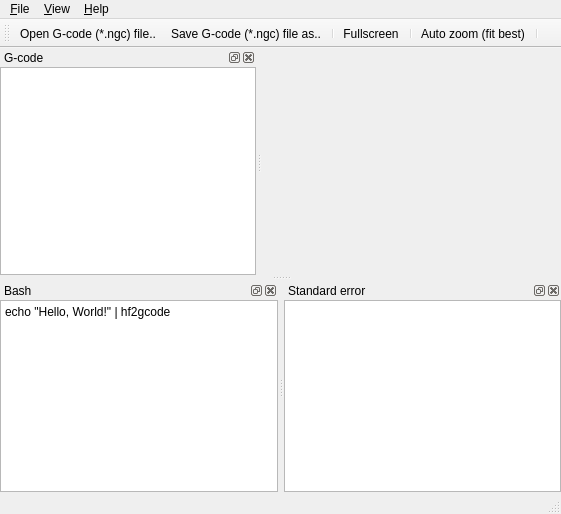
QGCoder/qgcoder, file mainwin.ui: the form before one commit.
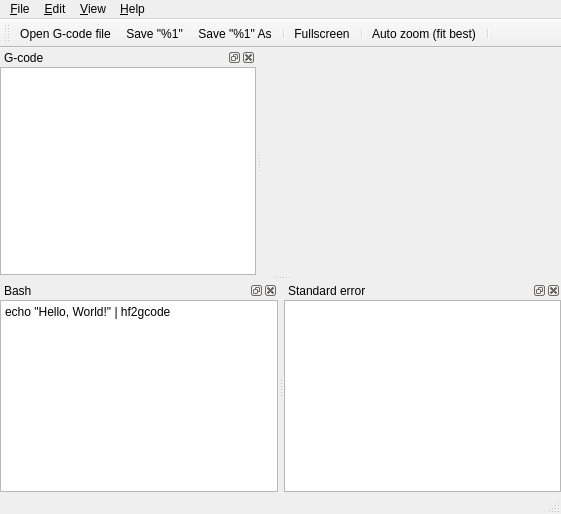
The form after the commit. Icons and pictures are not drawn. Custom widgets are drawn as their Qt base class.

Patch:
```diff
--- a/mainwin.ui
+++ b/mainwin.ui
@@ -51,7 +51,7 @@
      <x>0</x>
      <y>0</y>
      <width>561</width>
-     <height>24</height>
+     <height>22</height>
     </rect>
    </property>
    <widget class="QMenu" name="menu_File">
@@ -79,9 +79,15 @@
     <addaction name="action_Issues"/>
     <addaction name="action_Chat"/>
     <addaction name="separator"/>
-    <addaction name="action_Donate"/>
+   </widget>
+   <widget class="QMenu" name="menu_Edit">
+    <property name="title">
+     <string>&amp;Edit</string>
+    </property>
+    <addaction name="action_Settings"/>
    </widget>
    <addaction name="menu_File"/>
+   <addaction name="menu_Edit"/>
    <addaction name="menu_View"/>
    <addaction name="menu_Help"/>
   </widget>
@@ -185,6 +191,7 @@
     <bool>false</bool>
    </attribute>
    <addaction name="action_Open"/>
+   <addaction name="action_Save"/>
    <addaction name="action_Save_As"/>
    <addaction name="separator"/>
    <addaction name="action_showFullScreen"/>
@@ -318,7 +325,7 @@
      <normaloff>.</normaloff>.</iconset>
    </property>
    <property name="text">
-    <string>Open G-code (*.ngc) file..</string>
+    <string>Open G-code file...</string>
    </property>
    <property name="toolTip">
     <string>Open G-code (*.ngc) file.</string>
@@ -341,12 +348,30 @@
      <normaloff>.</normaloff>.</iconset>
    </property>
    <property name="text">
-    <string>&amp;Save G-code (*.ngc) file as..</string>
+    <string>&amp;Save &quot;%1&quot; &amp;As...</string>
+   </property>
+   <property name="toolTip">
+    <string>Save G-code file as..</string>
    </property>
    <property name="shortcut">
     <string>Ctrl+Shift+S</string>
    </property>
   </action>
+  <action name="action_Save">
+   <property name="icon">
+    <iconset theme="document-save">
+     <normaloff>.</normaloff>.</iconset>
+   </property>
+   <property name="text">
+    <string>&amp;Save &quot;%1&quot;</string>
+   </property>
+   <property name="toolTip">
+    <string>Save G-code.</string>
+   </property>
+   <property name="shortcut">
+    <string>Ctrl+S</string>
+   </property>
+  </action>
  </widget>
  <customwidgets>
   <customwidget>
```
Left out of the diff: 11 changed lines with no effect on the pictures.
